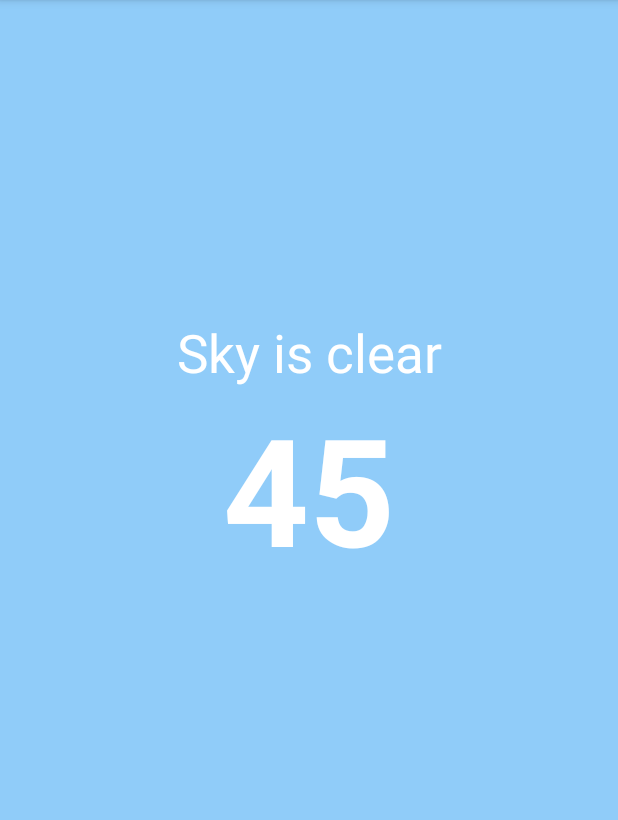
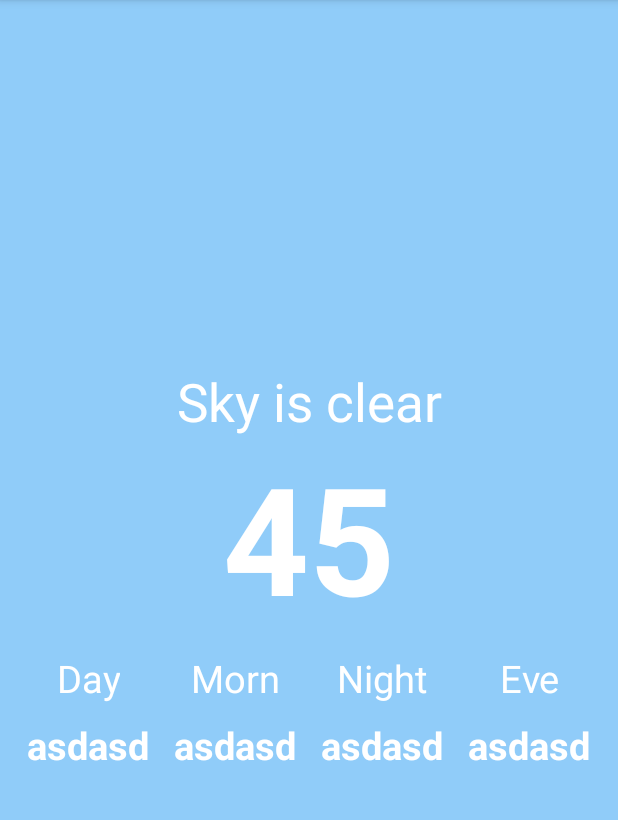
Before and after one commit to AtaerCaner/sahibinden-course-project, an Android app: the DetailActivity screen opened directly, with no data from a screen before it, on a phone screen of 412 x 824 dp, the part 84-904 px from its top. Run offline under Robolectric (Android 15) with nearby library versions, the phone set to English and light mode, and no system bars; pictures from the network do not load; 7 statements that could not run were skipped.

Commit message:
no message

```diff
--- a/app/src/main/java/com/sahibindencourseproject/adapter/DetailItemsAdapter.java
+++ /dev/null
@@ -1,40 +0,0 @@
-package com.sahibindencourseproject.adapter;
-
-import android.view.View;
-import android.view.ViewGroup;
-
-import androidx.annotation.NonNull;
-import androidx.recyclerview.widget.RecyclerView;
-
-/**
- * Created by Ataer Caner on 2019-12-02.
- * Copyright (c) 2019 sahibinden. All rights reserved.
- */
-
-public class DetailItemsAdapter extends RecyclerView.Adapter<DetailItemsAdapter.DetailsHolder> {
-
-
-    @NonNull
-    @Override
-    public DetailsHolder onCreateViewHolder(@NonNull ViewGroup parent, int viewType) {
-        return null;
-    }
-
-    @Override
-    public void onBindViewHolder(@NonNull DetailsHolder holder, int position) {
-
-    }
-
-    @Override
-    public int getItemCount() {
-        return 0;
-    }
-
-    class DetailsHolder extends RecyclerView.ViewHolder {
-
-        public DetailsHolder(@NonNull View itemView) {
-            super(itemView);
-
-        }
-    }
-}
--- a/app/src/main/java/com/sahibindencourseproject/ui/DetailActivity.java
+++ b/app/src/main/java/com/sahibindencourseproject/ui/DetailActivity.java
@@ -1,12 +1,10 @@
 package com.sahibindencourseproject.ui;
 
 import android.os.Bundle;
-import android.os.Parcelable;
 import android.widget.ImageView;
 import android.widget.TextView;
 
 import androidx.annotation.Nullable;
-import androidx.recyclerview.widget.RecyclerView;
 
 import com.bumptech.glide.Glide;
 import com.sahibindencourseproject.BaseActivity;
@@ -26,8 +24,11 @@ public class DetailActivity extends BaseActivity {
     private WeatherItem weatherItem;
     private TextView txtSelectedStatus;
     private TextView txtSelectedTemp;
+    private TextView txtDayTemp;
+    private TextView txtMornTemp;
+    private TextView txtNightTemp;
+    private TextView txtEveTemp;
     private ImageView imgSelected;
-    private RecyclerView rcvDaysTemp;
 
 
     @Override
@@ -43,13 +44,34 @@ public class DetailActivity extends BaseActivity {
         Glide.with(this).load(ResourceUtil.getImageUrl(weatherItem.getWeather().get(0).getIcon())).into(imgSelected);
         txtSelectedStatus.setText(weatherItem.getWeather().get(0).getDescription());
         txtSelectedTemp.setText(TemperatureUtil.getCelcius(weatherItem.getTemp().getDay()));
+        for (int i = 0; i < 4; i++) {
+            switch (i) {
+                case 0 :
+                    txtDayTemp.setText(TemperatureUtil.getCelcius(weatherItem.getTemp().getDay()));
+                    break;
+                case 1 :
+                    txtMornTemp.setText(TemperatureUtil.getCelcius(weatherItem.getTemp().getEve()));
+                    break;
+                case 2 :
+                    txtNightTemp.setText(TemperatureUtil.getCelcius(weatherItem.getTemp().getNight()));
+                    break;
+                case 3 :
+                    txtEveTemp.setText(TemperatureUtil.getCelcius(weatherItem.getTemp().getMorn()));
+                    break;
+
+            }
+        }
     }
 
     private void initViews() {
         txtSelectedStatus = findViewById(R.id.txtSelectedStatus);
         txtSelectedTemp = findViewById(R.id.txtSelectedTemp);
         imgSelected = findViewById(R.id.imgSelected);
-        rcvDaysTemp = findViewById(R.id.rcvDaysTemp);
+
+        txtDayTemp = findViewById(R.id.txtDayTemp);
+        txtMornTemp = findViewById(R.id.txtMornTemp);
+        txtNightTemp = findViewById(R.id.txtNightTemp);
+        txtEveTemp = findViewById(R.id.txtEveTemp);
     }
 
     private void getDatas() {
--- a/app/src/main/res/layout/activity_detail.xml
+++ b/app/src/main/res/layout/activity_detail.xml
@@ -1,76 +1,183 @@
 <?xml version="1.0" encoding="utf-8"?>
 <androidx.constraintlayout.widget.ConstraintLayout xmlns:android="http://schemas.android.com/apk/res/android"
+    xmlns:app="http://schemas.android.com/apk/res-auto"
     android:layout_width="match_parent"
     android:layout_height="match_parent"
-    xmlns:app="http://schemas.android.com/apk/res-auto"
     android:background="@color/sky_blue">
 
 
     <TextView
         android:id="@+id/txtSelectedStatus"
         android:layout_width="0dp"
-        app:layout_constraintVertical_bias="0.5"
         android:layout_height="wrap_content"
-        android:textSize="@dimen/detail_text_medium_size"
-        android:textColor="@color/white"
         android:gravity="center"
         android:text="Sky is clear"
+        android:textColor="@color/white"
+        android:textSize="@dimen/detail_text_medium_size"
+        app:layout_constraintBottom_toTopOf="@id/txtSelectedTemp"
+        app:layout_constraintEnd_toEndOf="parent"
+        app:layout_constraintStart_toStartOf="parent"
         app:layout_constraintTop_toTopOf="parent"
-        app:layout_constraintStart_toStartOf="parent"
-        app:layout_constraintEnd_toEndOf="parent"
-        app:layout_constraintVertical_chainStyle="packed"
-        app:layout_constraintBottom_toTopOf="@id/txtSelectedTemp"/>
+        app:layout_constraintVertical_bias="0.5"
+        app:layout_constraintVertical_chainStyle="packed" />
 
 
     <TextView
         android:id="@+id/txtSelectedTemp"
         android:layout_width="wrap_content"
         android:layout_height="wrap_content"
-        android:textSize="@dimen/detail_text_big_size"
+        android:gravity="center"
         android:text="45"
         android:textColor="@color/white"
-        android:gravity="center"
-        app:layout_constraintBottom_toTopOf="@id/rcvDaysTemp"
+        android:textSize="@dimen/detail_text_big_size"
         android:textStyle="bold"
+        app:layout_constraintBottom_toTopOf="@id/lnrTemp"
+        app:layout_constraintEnd_toEndOf="parent"
         app:layout_constraintStart_toStartOf="parent"
-        app:layout_constraintTop_toBottomOf="@id/txtSelectedStatus"
-        app:layout_constraintEnd_toEndOf="parent"/>
+        app:layout_constraintTop_toBottomOf="@id/txtSelectedStatus" />
 
     <ImageView
         android:id="@+id/imgSelected"
         android:layout_width="70dp"
         android:layout_height="0dp"
         android:scaleType="fitCenter"
-        app:layout_constraintVertical_bias="1"
+        app:layout_constraintBottom_toBottomOf="@id/txtSelectedTemp"
         app:layout_constraintStart_toEndOf="@id/txtSelectedTemp"
         app:layout_constraintTop_toTopOf="@id/txtSelectedTemp"
-        app:layout_constraintBottom_toBottomOf="@id/txtSelectedTemp"/>
+        app:layout_constraintVertical_bias="1" />
 
 
-<!--
-    <TextView
-        android:id="@+id/txtSelectedDay"
-        android:layout_marginTop="35dp"
+    <LinearLayout
+        android:id="@+id/lnrTemp"
         android:layout_width="0dp"
         android:layout_height="wrap_content"
-        android:text="Persembe"
-        android:textSize="@dimen/detail_text_small_size"
-        android:textColor="@color/white"
-        android:gravity="center"
+        android:orientation="horizontal"
+        android:padding="10dp"
         app:layout_constraintTop_toBottomOf="@id/txtSelectedTemp"
-        app:layout_constraintStart_toStartOf="@id/txtSelectedTemp"
-        app:layout_constraintEnd_toEndOf="@id/txtSelectedTemp"/>-->
+        app:layout_constraintBottom_toBottomOf="parent"
+        app:layout_constraintEnd_toEndOf="parent"
+        app:layout_constraintStart_toStartOf="parent" >
 
 
+        <LinearLayout
+            android:layout_width="wrap_content"
+            android:layout_height="wrap_content"
+            android:gravity="center"
+            android:layout_weight="1"
+            android:orientation="vertical">
+            <TextView
+                android:id="@+id/txtDay"
+                android:layout_width="wrap_content"
+                android:layout_height="wrap_content"
+                android:text="Day"
+                android:gravity="center"
+                app:layout_constraintStart_toStartOf="parent"
+                app:layout_constraintEnd_toEndOf="parent"
+                app:layout_constraintTop_toTopOf="parent"
+                android:textColor="@color/white"
+                android:textSize="@dimen/detail_text_small_size"/>
+
+            <TextView
+                android:id="@+id/txtDayTemp"
+                android:layout_width="wrap_content"
+                android:layout_height="wrap_content"
+                android:text="asdasd"
+                android:gravity="center"
+                android:textStyle="bold"
+                android:layout_marginTop="10dp"
+                android:textColor="@color/white"
+                android:textSize="@dimen/detail_text_small_size"/>
+
+        </LinearLayout>
 
 
-    <androidx.recyclerview.widget.RecyclerView
-        android:id="@+id/rcvDaysTemp"
-        android:layout_width="0dp"
-        android:layout_height="0dp"
-        app:layout_constraintStart_toStartOf="parent"
-        app:layout_constraintEnd_toEndOf="parent"
-        app:layout_constraintDimensionRatio="1:0.4"
-        app:layout_constraintBottom_toBottomOf="parent"/>
+        <LinearLayout
+            android:layout_width="wrap_content"
+            android:layout_height="wrap_content"
+            android:gravity="center"
+            android:layout_weight="1"
+            android:orientation="vertical">
+            <TextView
+                android:id="@+id/txtMorn"
+                android:layout_width="wrap_content"
+                android:layout_height="wrap_content"
+                android:text="Morn"
+                android:gravity="center"
+                android:textColor="@color/white"
+                android:textSize="@dimen/detail_text_small_size"/>
+
+            <TextView
+                android:id="@+id/txtMornTemp"
+                android:layout_width="wrap_content"
+                android:layout_height="wrap_content"
+                android:text="asdasd"
+                android:gravity="center"
+                android:textStyle="bold"
+                android:layout_marginTop="10dp"
+                android:textColor="@color/white"
+                android:textSize="@dimen/detail_text_small_size"/>
+
+        </LinearLayout>
+
+
+        <LinearLayout
+            android:layout_width="wrap_content"
+            android:layout_height="wrap_content"
+            android:gravity="center"
+            android:layout_weight="1"
+            android:orientation="vertical">
+            <TextView
+                android:id="@+id/txtNight"
+                android:layout_width="wrap_content"
+                android:layout_height="wrap_content"
+                android:text="Night"
+                android:gravity="center"
+                android:textColor="@color/white"
+                android:textSize="@dimen/detail_text_small_size"/>
+
+            <TextView
+                android:id="@+id/txtNightTemp"
+                android:layout_width="wrap_content"
+                android:layout_height="wrap_content"
+                android:text="asdasd"
+                android:gravity="center"
+                android:textStyle="bold"
+                android:layout_marginTop="10dp"
+                android:textColor="@color/white"
+                android:textSize="@dimen/detail_text_small_size"/>
+
+        </LinearLayout>
+
+
+        <LinearLayout
+            android:layout_width="wrap_content"
+            android:layout_height="wrap_content"
+            android:gravity="center"
+            android:layout_weight="1"
+            android:orientation="vertical">
+            <TextView
+                android:id="@+id/txtEve"
+                android:layout_width="wrap_content"
+                android:layout_height="wrap_content"
+                android:text="Eve"
+                android:gravity="center"
+                android:textColor="@color/white"
+                android:textSize="@dimen/detail_text_small_size"/>
+
+            <TextView
+                android:id="@+id/txtEveTemp"
+                android:layout_width="wrap_content"
+                android:layout_height="wrap_content"
+                android:text="asdasd"
+                android:gravity="center"
+                android:textStyle="bold"
+                android:layout_marginTop="10dp"
+                android:textColor="@color/white"
+                android:textSize="@dimen/detail_text_small_size"/>
+
+        </LinearLayout>
+
+    </LinearLayout>
+
 
 </androidx.constraintlayout.widget.ConstraintLayout>
```
